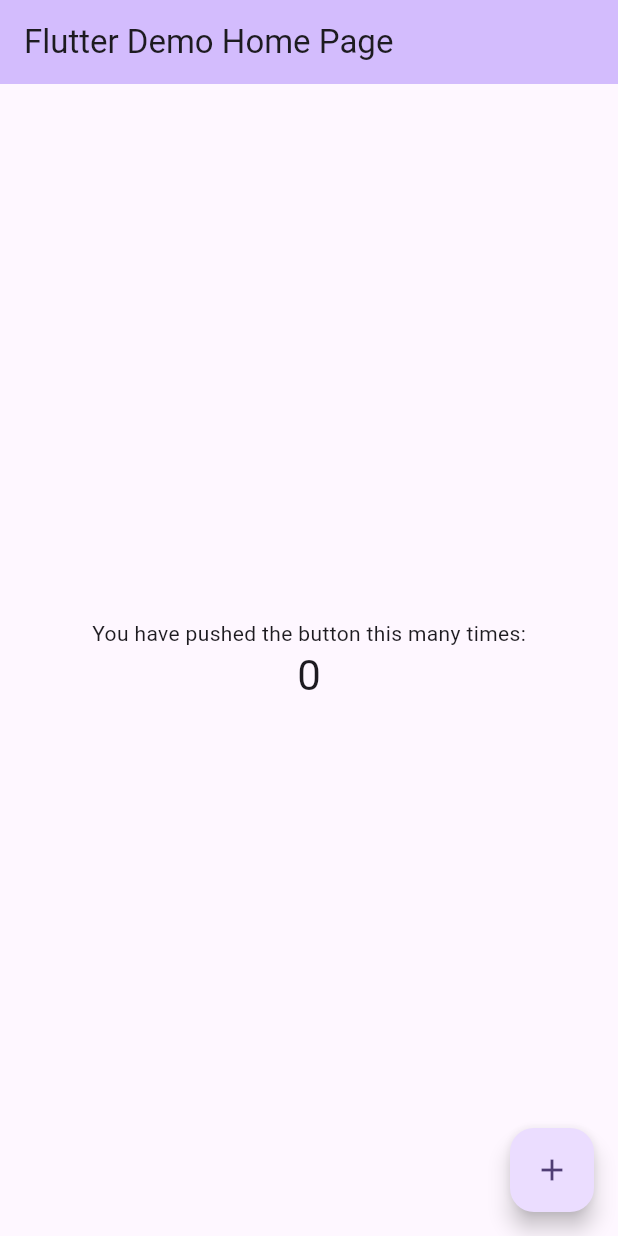
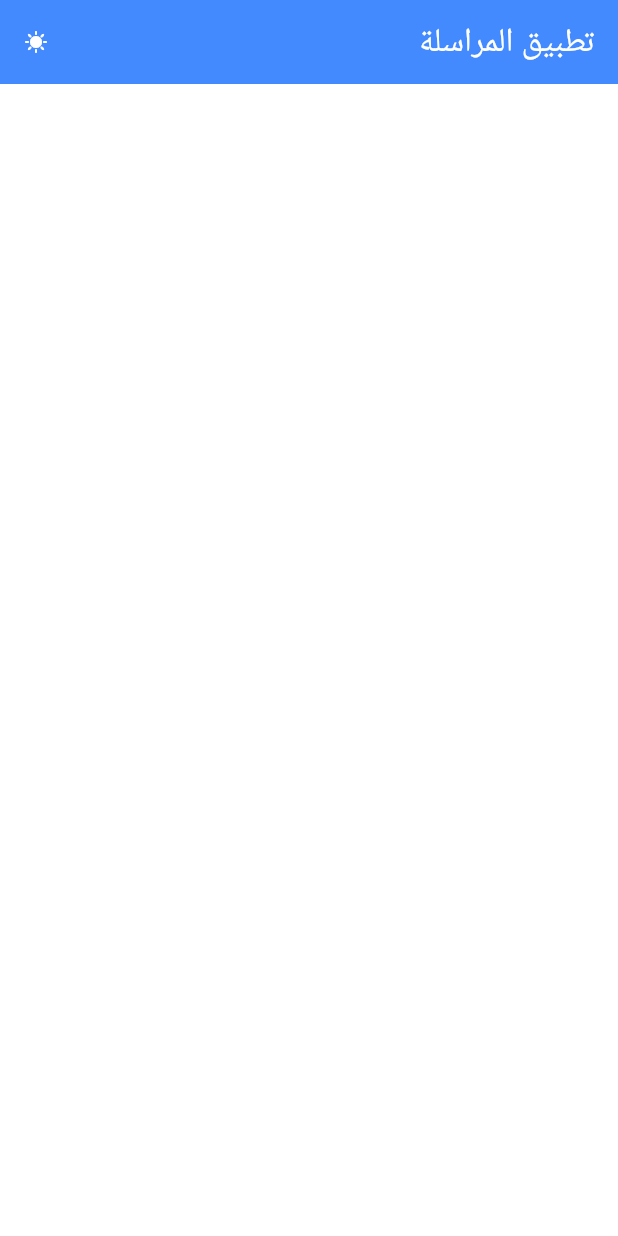
Before and after one commit to alikadhimdev/chat_app, a Flutter app: the screen it shows after launch, on a phone screen of 412 x 824 dp. Run offline on Flutter 3.47's test engine with Material 3 defaults, Android fonts, the phone set to English and light mode, and no system bars; our stand-ins replace google_fonts; Roboto replaces fonts that are missing (Cairo).

Commit message:
add cairo font and color theme for light and dark theme and how to toggle between them

```diff
--- a/lib/main.dart
+++ b/lib/main.dart
@@ -1,7 +1,24 @@
 import 'package:flutter/material.dart';
+import "package:flutter_localizations/flutter_localizations.dart";
+import "package:provider/provider.dart";
+import 'package:google_fonts/google_fonts.dart';
+
+class ThemeProvider extends ChangeNotifier {
+  ThemeMode themeMode = ThemeMode.system;
+
+  void toggleTheme() {
+    themeMode = themeMode == ThemeMode.light ? ThemeMode.dark : ThemeMode.light;
+    notifyListeners();
+  }
+}
 
 void main() {
-  runApp(const MyApp());
+  runApp(
+    ChangeNotifierProvider(
+      create: (context) => ThemeProvider(),
+      child: MyApp(),
+    ),
+  );
 }
 
 class MyApp extends StatelessWidget {
@@ -11,112 +28,91 @@ class MyApp extends StatelessWidget {
   @override
   Widget build(BuildContext context) {
     return MaterialApp(
+      debugShowCheckedModeBanner: false,
       title: 'Flutter Demo',
+
       theme: ThemeData(
-        // This is the theme of your application.
-        //
-        // TRY THIS: Try running your application with "flutter run". You'll see
-        // the application has a purple toolbar. Then, without quitting the app,
-        // try changing the seedColor in the colorScheme below to Colors.green
-        // and then invoke "hot reload" (save your changes or press the "hot
-        // reload" button in a Flutter-supported IDE, or press "r" if you used
-        // the command line to start the app).
-        //
-        // Notice that the counter didn't reset back to zero; the application
-        // state is not lost during the reload. To reset the state, use hot
-        // restart instead.
-        //
-        // This works for code too, not just values: Most code changes can be
-        // tested with just a hot reload.
-        colorScheme: ColorScheme.fromSeed(seedColor: Colors.deepPurple),
+        colorScheme: ColorScheme.fromSeed(
+          seedColor: Colors.blueAccent,
+          brightness: Brightness.light,
+          primary: Colors.blueAccent,
+          onPrimary: Colors.white,
+          secondary: Colors.lightBlueAccent,
+          onSecondary: Colors.white,
+          tertiary: Colors.cyan,
+          onTertiary: Colors.white,
+          surface: Colors.white,
+          onSurface: Colors.black87,
+          error: Colors.redAccent,
+          onError: Colors.white,
+        ),
+        textTheme: GoogleFonts.cairoTextTheme().copyWith(
+          headlineLarge: GoogleFonts.cairo(
+            fontSize: 30,
+            fontWeight: FontWeight.bold,
+          ),
+          headlineMedium: GoogleFonts.cairo(
+            fontSize: 24,
+            fontWeight: FontWeight.bold,
+          ),
+          headlineSmall: GoogleFonts.cairo(
+            fontSize: 16,
+            fontWeight: FontWeight.bold,
+          ),
+          bodyLarge: GoogleFonts.cairo(fontSize: 20),
+          bodyMedium: GoogleFonts.cairo(fontSize: 16),
+          bodySmall: GoogleFonts.cairo(fontSize: 14),
+        ),
+        scaffoldBackgroundColor: Colors.white, // أو استخدم colorScheme.surface
+        appBarTheme: AppBarTheme(
+          backgroundColor:
+              Colors.blueAccent, // سيتم استبدال هذا باللون من colorScheme
+          foregroundColor: Colors.white,
+          elevation: 0,
+        ),
       ),
-      home: const MyHomePage(title: 'Flutter Demo Home Page'),
+      themeMode: context.watch<ThemeProvider>().themeMode, // غيرنا للوضع الفاتح
+      darkTheme: ThemeData.dark().copyWith(
+        colorScheme: ColorScheme.fromSeed(
+          seedColor: Colors.blue,
+          brightness: Brightness.dark,
+        ),
+        textTheme: GoogleFonts.cairoTextTheme(),
+      ),
+
+      locale: const Locale("ar", "SA"),
+      supportedLocales: const [Locale("ar", "SA"), Locale("en", "US")],
+      localizationsDelegates: const [
+        GlobalMaterialLocalizations.delegate,
+        GlobalWidgetsLocalizations.delegate,
+        GlobalCupertinoLocalizations.delegate,
+      ],
+
+      home: const MyHomePage(),
     );
   }
 }
 
-class MyHomePage extends StatefulWidget {
-  const MyHomePage({super.key, required this.title});
-
-  // This widget is the home page of your application. It is stateful, meaning
-  // that it has a State object (defined below) that contains fields that affect
-  // how it looks.
-
-  // This class is the configuration for the state. It holds the values (in this
-  // case the title) provided by the parent (in this case the App widget) and
-  // used by the build method of the State. Fields in a Widget subclass are
-  // always marked "final".
-
-  final String title;
-
-  @override
-  State<MyHomePage> createState() => _MyHomePageState();
-}
-
-class _MyHomePageState extends State<MyHomePage> {
-  int _counter = 0;
-
-  void _incrementCounter() {
-    setState(() {
-      // This call to setState tells the Flutter framework that something has
-      // changed in this State, which causes it to rerun the build method below
-      // so that the display can reflect the updated values. If we changed
-      // _counter without calling setState(), then the build method would not be
-      // called again, and so nothing would appear to happen.
-      _counter++;
-    });
-  }
+class MyHomePage extends StatelessWidget {
+  const MyHomePage({super.key});
 
   @override
   Widget build(BuildContext context) {
-    // This method is rerun every time setState is called, for instance as done
-    // by the _incrementCounter method above.
-    //
-    // The Flutter framework has been optimized to make rerunning build methods
-    // fast, so that you can just rebuild anything that needs updating rather
-    // than having to individually change instances of widgets.
     return Scaffold(
       appBar: AppBar(
-        // TRY THIS: Try changing the color here to a specific color (to
-        // Colors.amber, perhaps?) and trigger a hot reload to see the AppBar
-        // change color while the other colors stay the same.
-        backgroundColor: Theme.of(context).colorScheme.inversePrimary,
-        // Here we take the value from the MyHomePage object that was created by
-        // the App.build method, and use it to set our appbar title.
-        title: Text(widget.title),
+        title: const Text("تطبيق المراسلة"),
+        actions: [
+          IconButton(
+            onPressed: () {
+              context.read<ThemeProvider>().toggleTheme();
+            },
+            icon: context.watch<ThemeProvider>().themeMode == ThemeMode.light
+                ? const Icon(Icons.nightlight_sharp, size: 16)
+                : const Icon(Icons.sunny, size: 16),
+          ),
+        ],
       ),
-      body: Center(
-        // Center is a layout widget. It takes a single child and positions it
-        // in the middle of the parent.
-        child: Column(
-          // Column is also a layout widget. It takes a list of children and
-          // arranges them vertically. By default, it sizes itself to fit its
-          // children horizontally, and tries to be as tall as its parent.
-          //
-          // Column has various properties to control how it sizes itself and
-          // how it positions its children. Here we use mainAxisAlignment to
-          // center the children vertically; the main axis here is the vertical
-          // axis because Columns are vertical (the cross axis would be
-          // horizontal).
-          //
-          // TRY THIS: Invoke "debug painting" (choose the "Toggle Debug Paint"
-          // action in the IDE, or press "p" in the console), to see the
-          // wireframe for each widget.
-          mainAxisAlignment: MainAxisAlignment.center,
-          children: <Widget>[
-            const Text('You have pushed the button this many times:'),
-            Text(
-              '$_counter',
-              style: Theme.of(context).textTheme.headlineMedium,
-            ),
-          ],
-        ),
-      ),
-      floatingActionButton: FloatingActionButton(
-        onPressed: _incrementCounter,
-        tooltip: 'Increment',
-        child: const Icon(Icons.add),
-      ), // This trailing comma makes auto-formatting nicer for build methods.
+      body: Center(),
     );
   }
 }
--- a/pubspec.yaml
+++ b/pubspec.yaml
@@ -30,6 +30,10 @@ environment:
 dependencies:
   flutter:
     sdk: flutter
+  flutter_localizations :
+    sdk: flutter
+  google_fonts: ^6.3.0
+  provider: ^6.0.5
 
   # The following adds the Cupertino Icons font to your application.
   # Use with the CupertinoIcons class for iOS style icons.
```
Also changed, not shown: pubspec.lock, 1 other file.
